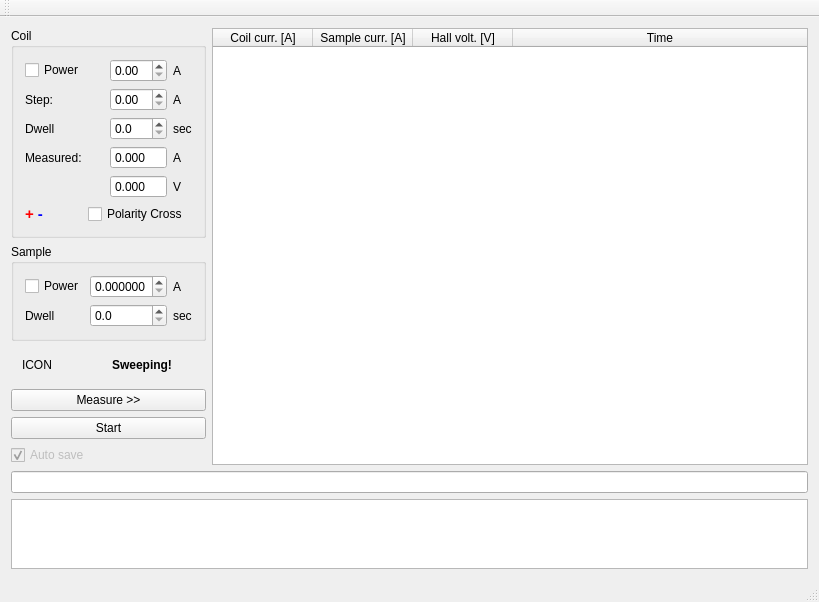
Above: src/mainwindow.ui from mBr001/hall before the change. Below: the same form after it.
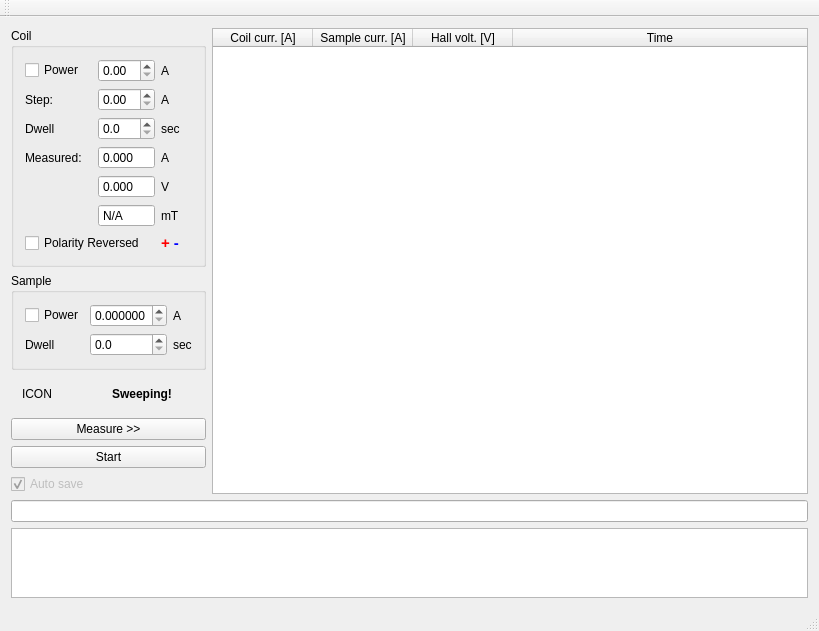
That is the form after the change.

Commit message: Add new UI element to show  crrent coil B intensity

The edit to the form file:
```diff
--- a/src/mainwindow.ui
+++ b/src/mainwindow.ui
@@ -51,7 +51,7 @@
          </property>
         </widget>
        </item>
-       <item row="3" column="0">
+       <item row="3" column="0" colspan="2">
         <widget class="QLabel" name="label_6">
          <property name="text">
           <string>Measured:</string>
@@ -104,7 +104,7 @@
          </property>
         </widget>
        </item>
-       <item row="1" column="0">
+       <item row="1" column="0" colspan="2">
         <widget class="QLabel" name="label_11">
          <property name="text">
           <string>Step:</string>
@@ -125,7 +125,7 @@
          </property>
         </widget>
        </item>
-       <item row="2" column="0">
+       <item row="2" column="0" colspan="2">
         <widget class="QLabel" name="label_4">
          <property name="text">
           <string>Dwell</string>
@@ -149,17 +149,40 @@
          </property>
         </widget>
        </item>
-       <item row="5" column="1" colspan="3">
+       <item row="6" column="0" colspan="3">
         <widget class="QCheckBox" name="coilPolCrossCheckBox">
          <property name="toolTip">
           <string>Cross polarity on coil input.</string>
          </property>
          <property name="text">
-          <string>Polarity Cross</string>
+          <string>Polarity Reversed</string>
          </property>
         </widget>
        </item>
-       <item row="5" column="0">
+       <item row="5" column="3">
+        <widget class="QLabel" name="label_13">
+         <property name="text">
+          <string>mT</string>
+         </property>
+        </widget>
+       </item>
+       <item row="5" column="2">
+        <widget class="QDoubleSpinBox" name="coilBDoubleSpinBox">
+         <property name="readOnly">
+          <bool>true</bool>
+         </property>
+         <property name="buttonSymbols">
+          <enum>QAbstractSpinBox::NoButtons</enum>
+         </property>
+         <property name="specialValueText">
+          <string>N/A</string>
+         </property>
+         <property name="decimals">
+          <number>3</number>
+         </property>
+        </widget>
+       </item>
+       <item row="6" column="3">
         <widget class="QLabel" name="polarityLabel">
          <property name="text">
           <string>&lt;!DOCTYPE HTML PUBLIC &quot;-//W3C//DTD HTML 4.0//EN&quot; &quot;http://www.w3.org/TR/REC-html40/strict.dtd&quot;&gt;
```
